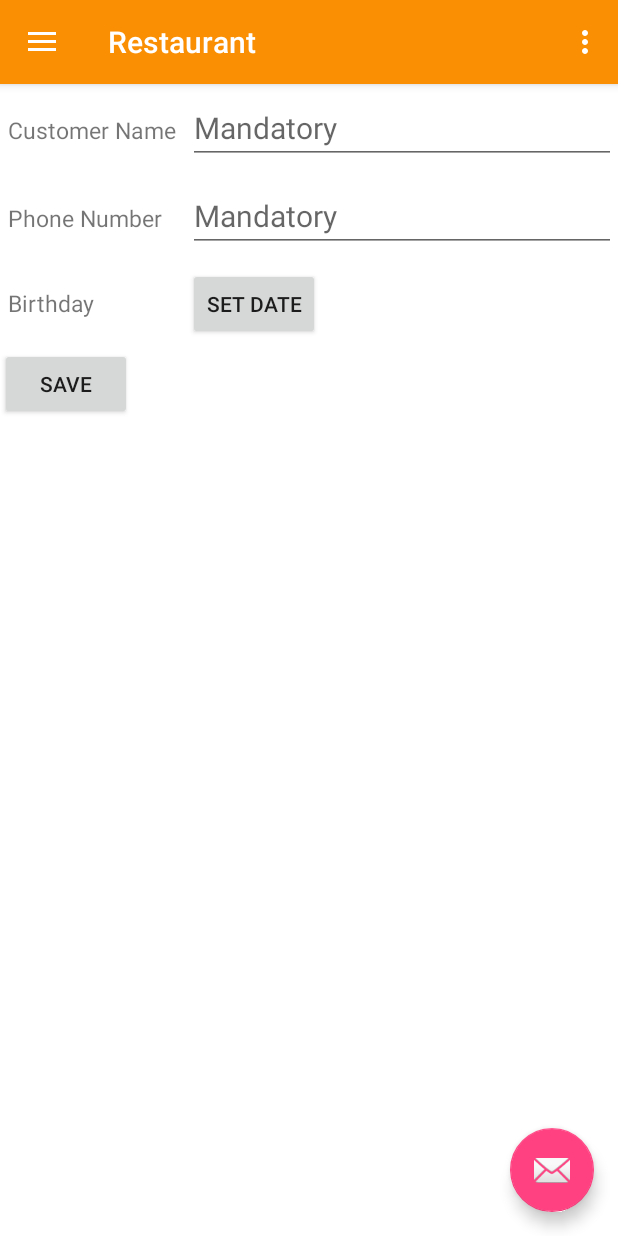
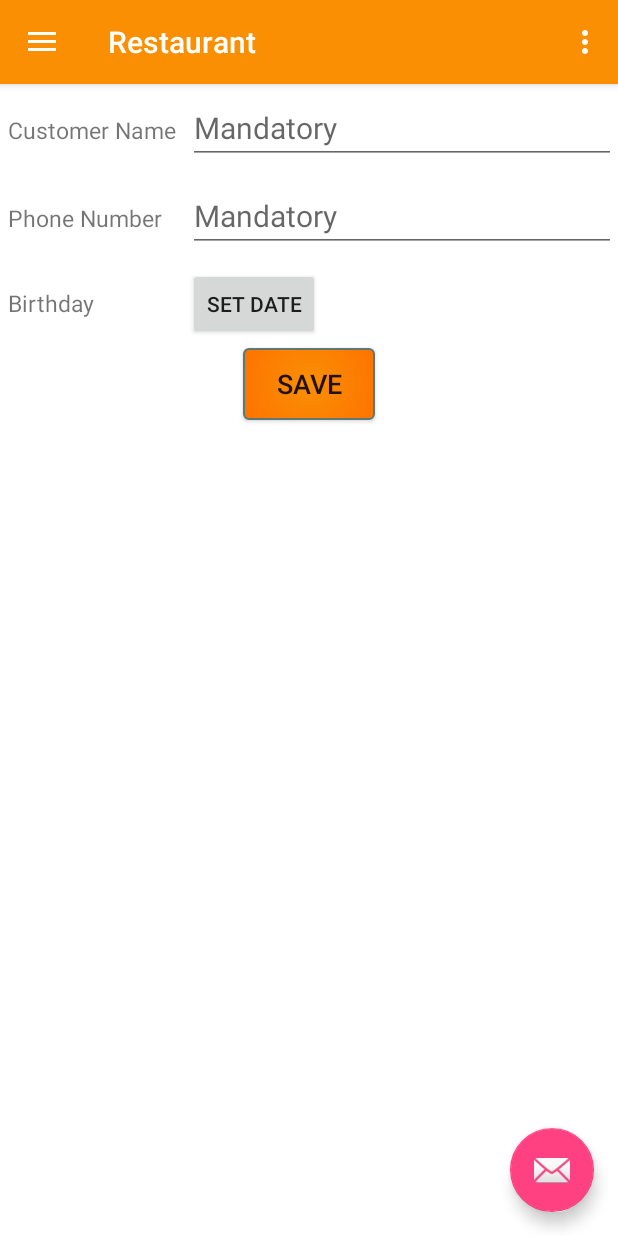
Before and after one commit to souron29/FoodBack, an Android app: the fragment new_customer placed in its activity, on a phone screen of 412 x 824 dp. Run offline under Robolectric (Android 15) with nearby library versions, the phone set to English and light mode, and no system bars.

Commit message:
Changed button for save customer

```diff
--- a/app/src/main/res/layout/fragment_feedback_main.xml
+++ b/app/src/main/res/layout/fragment_feedback_main.xml
@@ -9,7 +9,6 @@
         android:id="@+id/feedback_main_button_feed"
         style="@style/Button"
         android:layout_gravity="center"
-        android:padding="5dp"
         android:text="@string/feedback_button_enter" />
 
 </FrameLayout>
--- a/app/src/main/res/layout/fragment_new_customer.xml
+++ b/app/src/main/res/layout/fragment_new_customer.xml
@@ -77,8 +77,8 @@
 
         <Button
             android:id="@+id/feedback_form_button_save"
-            android:layout_width="wrap_content"
-            android:layout_height="wrap_content"
+            style="@style/Button"
+            android:layout_gravity="center_horizontal"
             android:text="@string/save" />
 
     </LinearLayout>
--- a/app/src/main/res/values/styles.xml
+++ b/app/src/main/res/values/styles.xml
@@ -23,6 +23,8 @@
         <item name="android:layout_width">wrap_content</item>
         <item name="android:layout_height">wrap_content</item>
         <item name="android:background">@drawable/button_shape</item>
+        <item name="android:textSize">@dimen/text_small</item>
+        <item name="android:padding">5dp</item>
     </style>
 
 </resources>
```
